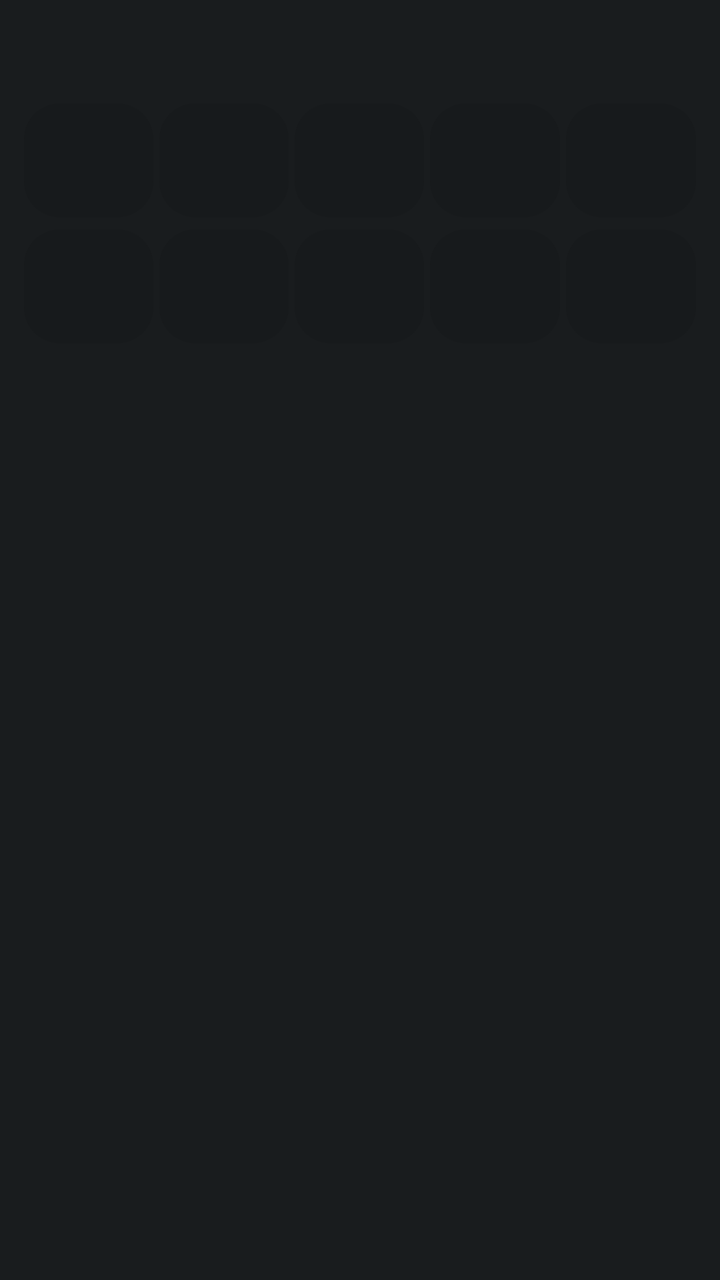
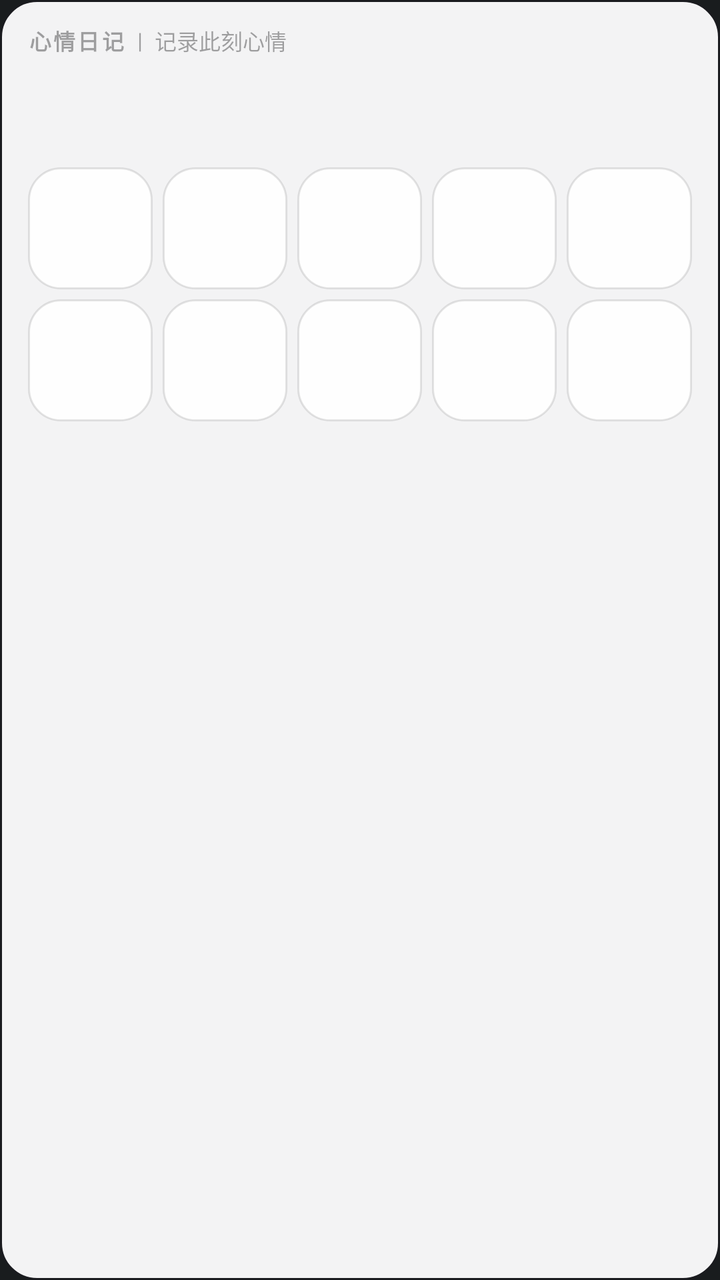

Two renders of the same Android screen: before a commit and after it. Below are the layout's source before the change and the commit's diff.
<!-- AndroidManifest.xml: application theme Theme.MoodDiary -->
<!-- res/layout/notification_mood_chooser.xml -->
<?xml version="1.0" encoding="utf-8"?>
<LinearLayout xmlns:android="http://schemas.android.com/apk/res/android"
    android:layout_width="match_parent"
    android:layout_height="wrap_content"
    android:orientation="vertical"
    android:paddingStart="12dp"
    android:paddingEnd="12dp"
    android:paddingTop="8dp"
    android:paddingBottom="8dp">

    <TextView
        android:id="@+id/notification_title"
        android:layout_width="wrap_content"
        android:layout_height="wrap_content"
        android:textColor="@color/notif_title"
        android:textSize="14sp"
        android:textStyle="bold" />

    <TextView
        android:id="@+id/notification_subtitle"
        android:layout_width="wrap_content"
        android:layout_height="wrap_content"
        android:layout_marginTop="2dp"
        android:layout_marginBottom="8dp"
        android:textColor="@color/notif_subtitle"
        android:textSize="11sp" />

    <LinearLayout
        android:layout_width="match_parent"
        android:layout_height="wrap_content"
        android:orientation="horizontal">
        <LinearLayout
            android:id="@+id/btn_slot_0"
            android:layout_width="0dp"
            android:layout_height="wrap_content"
            android:layout_weight="1"
            android:gravity="center"
            android:orientation="vertical"
            android:paddingTop="6dp"
            android:paddingBottom="6dp"
            android:background="@drawable/notification_mood_bg">

            <TextView
                android:id="@+id/emoji_slot_0"
                android:layout_width="wrap_content"
                android:layout_height="wrap_content"
                android:textSize="22sp" />

            <TextView
                android:id="@+id/label_slot_0"
                android:layout_width="wrap_content"
                android:layout_height="wrap_content"
                android:layout_marginTop="2dp"
                android:textColor="@color/notif_label"
                android:textSize="10sp"
                android:singleLine="true"
                android:ellipsize="end" />
        </LinearLayout>
        <LinearLayout
            android:id="@+id/btn_slot_1"
            android:layout_width="0dp"
            android:layout_height="wrap_content"
            android:layout_weight="1"
            android:layout_marginStart="3dp"
            android:gravity="center"
            android:orientation="vertical"
            android:paddingTop="6dp"
            android:paddingBottom="6dp"
            android:background="@drawable/notification_mood_bg">

            <TextView
                android:id="@+id/emoji_slot_1"
                android:layout_width="wrap_content"
                android:layout_height="wrap_content"
                android:textSize="22sp" />

            <TextView
                android:id="@+id/label_slot_1"
                android:layout_width="wrap_content"
                android:layout_height="wrap_content"
                android:layout_marginTop="2dp"
                android:textColor="@color/notif_label"
                android:textSize="10sp"
                android:singleLine="true"
                android:ellipsize="end" />
        </LinearLayout>
        <LinearLayout
            android:id="@+id/btn_slot_2"
            android:layout_width="0dp"
            android:layout_height="wrap_content"
            android:layout_weight="1"
            android:layout_marginStart="3dp"
            android:gravity="center"
            android:orientation="vertical"
            android:paddingTop="6dp"
            android:paddingBottom="6dp"
            android:background="@drawable/notification_mood_bg">

            <TextView
                android:id="@+id/emoji_slot_2"
                android:layout_width="wrap_content"
                android:layout_height="wrap_content"
                android:textSize="22sp" />

            <TextView
                android:id="@+id/label_slot_2"
                android:layout_width="wrap_content"
                android:layout_height="wrap_content"
                android:layout_marginTop="2dp"
                android:textColor="@color/notif_label"
                android:textSize="10sp"
                android:singleLine="true"
                android:ellipsize="end" />
        </LinearLayout>
        <LinearLayout
            android:id="@+id/btn_slot_3"
            android:layout_width="0dp"
            android:layout_height="wrap_content"
            android:layout_weight="1"
            android:layout_marginStart="3dp"
            android:gravity="center"
            android:orientation="vertical"
            android:paddingTop="6dp"
            android:paddingBottom="6dp"
            android:background="@drawable/notification_mood_bg">

            <TextView
                android:id="@+id/emoji_slot_3"
                android:layout_width="wrap_content"
                android:layout_height="wrap_content"
                android:textSize="22sp" />

            <TextView
                android:id="@+id/label_slot_3"
                android:layout_width="wrap_content"
                android:layout_height="wrap_content"
                android:layout_marginTop="2dp"
                android:textColor="@color/notif_label"
                android:textSize="10sp"
                android:singleLine="true"
                android:ellipsize="end" />
        </LinearLayout>
        <LinearLayout
            android:id="@+id/btn_slot_4"
            android:layout_width="0dp"
            android:layout_height="wrap_content"
            android:layout_weight="1"
            android:layout_marginStart="3dp"
            android:gravity="center"
            android:orientation="vertical"
            android:paddingTop="6dp"
            android:paddingBottom="6dp"
            android:background="@drawable/notification_mood_bg">

            <TextView
                android:id="@+id/emoji_slot_4"
                android:layout_width="wrap_content"
                android:layout_height="wrap_content"
                android:textSize="22sp" />

            <TextView
                android:id="@+id/label_slot_4"
                android:layout_width="wrap_content"
                android:layout_height="wrap_content"
                android:layout_marginTop="2dp"
                android:textColor="@color/notif_label"
                android:textSize="10sp"
                android:singleLine="true"
                android:ellipsize="end" />
        </LinearLayout>
    </LinearLayout>

    <LinearLayout
        android:id="@+id/slot_row_2"
        android:layout_width="match_parent"
        android:layout_height="wrap_content"
        android:layout_marginTop="6dp"
        android:orientation="horizontal">
        <LinearLayout
            android:id="@+id/btn_slot_5"
            android:layout_width="0dp"
            android:layout_height="wrap_content"
            android:layout_weight="1"
            android:gravity="center"
            android:orientation="vertical"
            android:paddingTop="6dp"
            android:paddingBottom="6dp"
            android:background="@drawable/notification_mood_bg">

            <TextView
                android:id="@+id/emoji_slot_5"
                android:layout_width="wrap_content"
                android:layout_height="wrap_content"
                android:textSize="22sp" />

            <TextView
                android:id="@+id/label_slot_5"
                android:layout_width="wrap_content"
                android:layout_height="wrap_content"
                android:layout_marginTop="2dp"
                android:textColor="@color/notif_label"
                android:textSize="10sp"
                android:singleLine="true"
                android:ellipsize="end" />
        </LinearLayout>
        <LinearLayout
            android:id="@+id/btn_slot_6"
            android:layout_width="0dp"
            android:layout_height="wrap_content"
            android:layout_weight="1"
            android:layout_marginStart="3dp"
            android:gravity="center"
            android:orientation="vertical"
            android:paddingTop="6dp"
            android:paddingBottom="6dp"
            android:background="@drawable/notification_mood_bg">

            <TextView
                android:id="@+id/emoji_slot_6"
                android:layout_width="wrap_content"
                android:layout_height="wrap_content"
                android:textSize="22sp" />

            <TextView
                android:id="@+id/label_slot_6"
                android:layout_width="wrap_content"
                android:layout_height="wrap_content"
                android:layout_marginTop="2dp"
                android:textColor="@color/notif_label"
                android:textSize="10sp"
                android:singleLine="true"
                android:ellipsize="end" />
        </LinearLayout>
        <LinearLayout
            android:id="@+id/btn_slot_7"
            android:layout_width="0dp"
            android:layout_height="wrap_content"
            android:layout_weight="1"
            android:layout_marginStart="3dp"
            android:gravity="center"
            android:orientation="vertical"
            android:paddingTop="6dp"
            android:paddingBottom="6dp"
            android:background="@drawable/notification_mood_bg">

            <TextView
                android:id="@+id/emoji_slot_7"
                android:layout_width="wrap_content"
                android:layout_height="wrap_content"
                android:textSize="22sp" />

            <TextView
                android:id="@+id/label_slot_7"
                android:layout_width="wrap_content"
                android:layout_height="wrap_content"
                android:layout_marginTop="2dp"
                android:textColor="@color/notif_label"
                android:textSize="10sp"
                android:singleLine="true"
                android:ellipsize="end" />
        </LinearLayout>
        <LinearLayout
            android:id="@+id/btn_slot_8"
            android:layout_width="0dp"
            android:layout_height="wrap_content"
            android:layout_weight="1"
            android:layout_marginStart="3dp"
            android:gravity="center"
            android:orientation="vertical"
            android:paddingTop="6dp"
            android:paddingBottom="6dp"
            android:background="@drawable/notification_mood_bg">

            <TextView
                android:id="@+id/emoji_slot_8"
                android:layout_width="wrap_content"
                android:layout_height="wrap_content"
                android:textSize="22sp" />

            <TextView
                android:id="@+id/label_slot_8"
                android:layout_width="wrap_content"
                android:layout_height="wrap_content"
                android:layout_marginTop="2dp"
                android:textColor="@color/notif_label"
                android:textSize="10sp"
                android:singleLine="true"
                android:ellipsize="end" />
        </LinearLayout>
        <LinearLayout
            android:id="@+id/btn_slot_9"
            android:layout_width="0dp"
            android:layout_height="wrap_content"
            android:layout_weight="1"
            android:layout_marginStart="3dp"
            android:gravity="center"
            android:orientation="vertical"
            android:paddingTop="6dp"
            android:paddingBottom="6dp"
            android:background="@drawable/notification_mood_bg">

            <TextView
                android:id="@+id/emoji_slot_9"
                android:layout_width="wrap_content"
                android:layout_height="wrap_content"
                android:textSize="22sp" />

            <TextView
                android:id="@+id/label_slot_9"
                android:layout_width="wrap_content"
                android:layout_height="wrap_content"
                android:layout_marginTop="2dp"
                android:textColor="@color/notif_label"
                android:textSize="10sp"
                android:singleLine="true"
                android:ellipsize="end" />
        </LinearLayout>
    </LinearLayout>
</LinearLayout>
<!-- resources referenced by this layout -->
<resources>
  <color name="notif_label">#CC1B1B1F</color>
  <color name="notif_subtitle">#B31B1B1F</color>
  <color name="notif_title">#FF1B1B1F</color>
  <!-- drawable notification_mood_bg (drawable) -->
  <?xml version="1.0" encoding="utf-8"?>
  <shape xmlns:android="http://schemas.android.com/apk/res/android"
      android:shape="rectangle">
      <solid android:color="@color/notif_btn_bg" />
      <corners android:radius="18dp" />
  </shape>
  <style name="Theme.MoodDiary" parent="android:style/Theme.DeviceDefault.NoActionBar" />
  <color name="notif_btn_bg">#14000000</color>
</resources>

<!-- the commit's change to res/layout/notification_mood_chooser.xml (unified diff, before → after) -->
@@ -3,166 +3,215 @@
     android:layout_width="match_parent"
     android:layout_height="wrap_content"
     android:orientation="vertical"
-    android:paddingStart="12dp"
-    android:paddingEnd="12dp"
-    android:paddingTop="8dp"
-    android:paddingBottom="8dp">
-
+    android:background="@drawable/notification_card_bg"
+    android:paddingStart="14dp"
+    android:paddingEnd="14dp"
+    android:paddingTop="12dp"
+    android:paddingBottom="12dp">
+
+    
+    <LinearLayout
+        android:layout_width="match_parent"
+        android:layout_height="wrap_content"
+        android:orientation="horizontal"
+        android:gravity="center_vertical">
+
+        <TextView
+            android:id="@+id/notification_brand"
+            android:layout_width="wrap_content"
+            android:layout_height="wrap_content"
+            android:text="心情日记"
+            android:textColor="@color/notif_header"
+            android:textSize="11sp"
+            android:textStyle="bold"
+            android:letterSpacing="0.1" />
+
+        <TextView
+            android:layout_width="wrap_content"
+            android:layout_height="wrap_content"
+            android:layout_marginStart="6dp"
+            android:layout_marginEnd="6dp"
+            android:text="|"
+            android:textColor="@color/notif_header"
+            android:textSize="11sp" />
+
+        <TextView
+            android:id="@+id/notification_hint"
+            android:layout_width="wrap_content"
+            android:layout_height="wrap_content"
+            android:text="记录此刻心情"
+            android:textColor="@color/notif_header"
+            android:textSize="11sp" />
+    </LinearLayout>
+
+    
     <TextView
         android:id="@+id/notification_title"
         android:layout_width="wrap_content"
         android:layout_height="wrap_content"
-        android:textColor="@color/notif_title"
-        android:textSize="14sp"
+        android:layout_marginTop="6dp"
+        android:textSize="17sp"
         android:textStyle="bold" />
 
+    
     <TextView
         android:id="@+id/notification_subtitle"
         android:layout_width="wrap_content"
         android:layout_height="wrap_content"
         android:layout_marginTop="2dp"
-        android:layout_marginBottom="8dp"
+        android:layout_marginBottom="10dp"
         android:textColor="@color/notif_subtitle"
         android:textSize="11sp" />
 
+    
     <LinearLayout
         android:layout_width="match_parent"
         android:layout_height="wrap_content"
         android:orientation="horizontal">
+
         <LinearLayout
             android:id="@+id/btn_slot_0"
             android:layout_width="0dp"
             android:layout_height="wrap_content"
             android:layout_weight="1"
-            android:gravity="center"
-            android:orientation="vertical"
-            android:paddingTop="6dp"
-            android:paddingBottom="6dp"
+            android:layout_marginEnd="5dp"
+            android:gravity="center"
+            android:orientation="vertical"
+            android:paddingTop="8dp"
+            android:paddingBottom="8dp"
             android:background="@drawable/notification_mood_bg">
 
             <TextView
                 android:id="@+id/emoji_slot_0"
                 android:layout_width="wrap_content"
                 android:layout_height="wrap_content"
-                android:textSize="22sp" />
+                android:textSize="24sp"
+                android:includeFontPadding="false" />
 
             <TextView
                 android:id="@+id/label_slot_0"
                 android:layout_width="wrap_content"
                 android:layout_height="wrap_content"
-                android:layout_marginTop="2dp"
-                android:textColor="@color/notif_label"
-                android:textSize="10sp"
-                android:singleLine="true"
-                android:ellipsize="end" />
-        </LinearLayout>
+                android:layout_marginTop="3dp"
+                android:textColor="@color/notif_label"
+                android:textSize="10sp"
+                android:singleLine="true"
+                android:ellipsize="end" />
+        </LinearLayout>
+
         <LinearLayout
             android:id="@+id/btn_slot_1"
             android:layout_width="0dp"
             android:layout_height="wrap_content"
             android:layout_weight="1"
-            android:layout_marginStart="3dp"
-            android:gravity="center"
-            android:orientation="vertical"
-            android:paddingTop="6dp"
-            android:paddingBottom="6dp"
+            android:layout_marginEnd="5dp"
+            android:gravity="center"
+            android:orientation="vertical"
+            android:paddingTop="8dp"
+            android:paddingBottom="8dp"
             android:background="@drawable/notification_mood_bg">
 
             <TextView
                 android:id="@+id/emoji_slot_1"
                 android:layout_width="wrap_content"
                 android:layout_height="wrap_content"
-                android:textSize="22sp" />
+                android:textSize="24sp"
+                android:includeFontPadding="false" />
 
             <TextView
                 android:id="@+id/label_slot_1"
                 android:layout_width="wrap_content"
                 android:layout_height="wrap_content"
-                android:layout_marginTop="2dp"
-                android:textColor="@color/notif_label"
-                android:textSize="10sp"
-                android:singleLine="true"
-                android:ellipsize="end" />
-        </LinearLayout>
+                android:layout_marginTop="3dp"
+                android:textColor="@color/notif_label"
+                android:textSize="10sp"
+                android:singleLine="true"
+                android:ellipsize="end" />
+        </LinearLayout>
+
         <LinearLayout
             android:id="@+id/btn_slot_2"
             android:layout_width="0dp"
             android:layout_height="wrap_content"
             android:layout_weight="1"
-            android:layout_marginStart="3dp"
-            android:gravity="center"
-            android:orientation="vertical"
-            android:paddingTop="6dp"
-            android:paddingBottom="6dp"
+            android:layout_marginEnd="5dp"
+            android:gravity="center"
+            android:orientation="vertical"
+            android:paddingTop="8dp"
+            android:paddingBottom="8dp"
             android:background="@drawable/notification_mood_bg">
 
             <TextView
                 android:id="@+id/emoji_slot_2"
                 android:layout_width="wrap_content"
                 android:layout_height="wrap_content"
-                android:textSize="22sp" />
+                android:textSize="24sp"
+                android:includeFontPadding="false" />
 
             <TextView
                 android:id="@+id/label_slot_2"
                 android:layout_width="wrap_content"
                 android:layout_height="wrap_content"
-                android:layout_marginTop="2dp"
-                android:textColor="@color/notif_label"
-                android:textSize="10sp"
-                android:singleLine="true"
-                android:ellipsize="end" />
-        </LinearLayout>
+                android:layout_marginTop="3dp"
+                android:textColor="@color/notif_label"
+                android:textSize="10sp"
+                android:singleLine="true"
+                android:ellipsize="end" />
+        </LinearLayout>
+
         <LinearLayout
             android:id="@+id/btn_slot_3"
             android:layout_width="0dp"
             android:layout_height="wrap_content"
             android:layout_weight="1"
-            android:layout_marginStart="3dp"
-            android:gravity="center"
-            android:orientation="vertical"
-            android:paddingTop="6dp"
-            android:paddingBottom="6dp"
+            android:layout_marginEnd="5dp"
+            android:gravity="center"
+            android:orientation="vertical"
+            android:paddingTop="8dp"
+            android:paddingBottom="8dp"
             android:background="@drawable/notification_mood_bg">
 
             <TextView
                 android:id="@+id/emoji_slot_3"
                 android:layout_width="wrap_content"
                 android:layout_height="wrap_content"
-                android:textSize="22sp" />
+                android:textSize="24sp"
+                android:includeFontPadding="false" />
 
             <TextView
                 android:id="@+id/label_slot_3"
                 android:layout_width="wrap_content"
                 android:layout_height="wrap_content"
-                android:layout_marginTop="2dp"
-                android:textColor="@color/notif_label"
-                android:textSize="10sp"
-                android:singleLine="true"
-                android:ellipsize="end" />
-        </LinearLayout>
+                android:layout_marginTop="3dp"
+                android:textColor="@color/notif_label"
+                android:textSize="10sp"
+                android:singleLine="true"
+                android:ellipsize="end" />
+        </LinearLayout>
+
         <LinearLayout
             android:id="@+id/btn_slot_4"
             android:layout_width="0dp"
             android:layout_height="wrap_content"
             android:layout_weight="1"
-            android:layout_marginStart="3dp"
-            android:gravity="center"
-            android:orientation="vertical"
-            android:paddingTop="6dp"
-            android:paddingBottom="6dp"
+            android:gravity="center"
+            android:orientation="vertical"
+            android:paddingTop="8dp"
+            android:paddingBottom="8dp"
             android:background="@drawable/notification_mood_bg">
 
             <TextView
                 android:id="@+id/emoji_slot_4"
                 android:layout_width="wrap_content"
                 android:layout_height="wrap_content"
-                android:textSize="22sp" />
+                android:textSize="24sp"
+                android:includeFontPadding="false" />
 
             <TextView
                 android:id="@+id/label_slot_4"
                 android:layout_width="wrap_content"
                 android:layout_height="wrap_content"
-                android:layout_marginTop="2dp"
+                android:layout_marginTop="3dp"
                 android:textColor="@color/notif_label"
                 android:textSize="10sp"
                 android:singleLine="true"
@@ -170,146 +219,157 @@
         </LinearLayout>
     </LinearLayout>
 
+    
     <LinearLayout
         android:id="@+id/slot_row_2"
         android:layout_width="match_parent"
         android:layout_height="wrap_content"
-        android:layout_marginTop="6dp"
+        android:layout_marginTop="5dp"
         android:orientation="horizontal">
+
         <LinearLayout
             android:id="@+id/btn_slot_5"
             android:layout_width="0dp"
             android:layout_height="wrap_content"
             android:layout_weight="1"
-            android:gravity="center"
-            android:orientation="vertical"
-            android:paddingTop="6dp"
-            android:paddingBottom="6dp"
+            android:layout_marginEnd="5dp"
+            android:gravity="center"
+            android:orientation="vertical"
+            android:paddingTop="8dp"
+            android:paddingBottom="8dp"
             android:background="@drawable/notification_mood_bg">
 
             <TextView
                 android:id="@+id/emoji_slot_5"
                 android:layout_width="wrap_content"
                 android:layout_height="wrap_content"
-                android:textSize="22sp" />
+                android:textSize="24sp"
+                android:includeFontPadding="false" />
 
             <TextView
                 android:id="@+id/label_slot_5"
                 android:layout_width="wrap_content"
                 android:layout_height="wrap_content"
-                android:layout_marginTop="2dp"
-                android:textColor="@color/notif_label"
-                android:textSize="10sp"
-                android:singleLine="true"
-                android:ellipsize="end" />
-        </LinearLayout>
+                android:layout_marginTop="3dp"
+                android:textColor="@color/notif_label"
+                android:textSize="10sp"
+                android:singleLine="true"
+                android:ellipsize="end" />
+        </LinearLayout>
+
         <LinearLayout
             android:id="@+id/btn_slot_6"
             android:layout_width="0dp"
             android:layout_height="wrap_content"
             android:layout_weight="1"
-            android:layout_marginStart="3dp"
-            android:gravity="center"
-            android:orientation="vertical"
-            android:paddingTop="6dp"
-            android:paddingBottom="6dp"
+            android:layout_marginEnd="5dp"
+            android:gravity="center"
+            android:orientation="vertical"
+            android:paddingTop="8dp"
+            android:paddingBottom="8dp"
             android:background="@drawable/notification_mood_bg">
 
             <TextView
                 android:id="@+id/emoji_slot_6"
                 android:layout_width="wrap_content"
                 android:layout_height="wrap_content"
-                android:textSize="22sp" />
+                android:textSize="24sp"
+                android:includeFontPadding="false" />
 
             <TextView
                 android:id="@+id/label_slot_6"
                 android:layout_width="wrap_content"
                 android:layout_height="wrap_content"
-                android:layout_marginTop="2dp"
-                android:textColor="@color/notif_label"
-                android:textSize="10sp"
-                android:singleLine="true"
-                android:ellipsize="end" />
-        </LinearLayout>
+                android:layout_marginTop="3dp"
+                android:textColor="@color/notif_label"
+                android:textSize="10sp"
+                android:singleLine="true"
+                android:ellipsize="end" />
+        </LinearLayout>
+
         <LinearLayout
             android:id="@+id/btn_slot_7"
             android:layout_width="0dp"
             android:layout_height="wrap_content"
             android:layout_weight="1"
-            android:layout_marginStart="3dp"
-            android:gravity="center"
-            android:orientation="vertical"
-            android:paddingTop="6dp"
-            android:paddingBottom="6dp"
+            android:layout_marginEnd="5dp"
+            android:gravity="center"
+            android:orientation="vertical"
+            android:paddingTop="8dp"
+            android:paddingBottom="8dp"
             android:background="@drawable/notification_mood_bg">
 
             <TextView
                 android:id="@+id/emoji_slot_7"
                 android:layout_width="wrap_content"
                 android:layout_height="wrap_content"
-                android:textSize="22sp" />
+                android:textSize="24sp"
+                android:includeFontPadding="false" />
 
             <TextView
                 android:id="@+id/label_slot_7"
                 android:layout_width="wrap_content"
                 android:layout_height="wrap_content"
-                android:layout_marginTop="2dp"
-                android:textColor="@color/notif_label"
-                android:textSize="10sp"
-                android:singleLine="true"
-                android:ellipsize="end" />
-        </LinearLayout>
+                android:layout_marginTop="3dp"
+                android:textColor="@color/notif_label"
+                android:textSize="10sp"
+                android:singleLine="true"
+                android:ellipsize="end" />
+        </LinearLayout>
+
         <LinearLayout
             android:id="@+id/btn_slot_8"
             android:layout_width="0dp"
             android:layout_height="wrap_content"
             android:layout_weight="1"
-            android:layout_marginStart="3dp"
-            android:gravity="center"
-            android:orientation="vertical"
-            android:paddingTop="6dp"
-            android:paddingBottom="6dp"
+            android:layout_marginEnd="5dp"
+            android:gravity="center"
+            android:orientation="vertical"
+            android:paddingTop="8dp"
+            android:paddingBottom="8dp"
             android:background="@drawable/notification_mood_bg">
 
             <TextView
                 android:id="@+id/emoji_slot_8"
                 android:layout_width="wrap_content"
                 android:layout_height="wrap_content"
-                android:textSize="22sp" />
+                android:textSize="24sp"
+                android:includeFontPadding="false" />
 
             <TextView
                 android:id="@+id/label_slot_8"
                 android:layout_width="wrap_content"
                 android:layout_height="wrap_content"
-                android:layout_marginTop="2dp"
-                android:textColor="@color/notif_label"
-                android:textSize="10sp"
-                android:singleLine="true"
-                android:ellipsize="end" />
-        </LinearLayout>
+                android:layout_marginTop="3dp"
+                android:textColor="@color/notif_label"
+                android:textSize="10sp"
+                android:singleLine="true"
+                android:ellipsize="end" />
+        </LinearLayout>
+
         <LinearLayout
             android:id="@+id/btn_slot_9"
             android:layout_width="0dp"
             android:layout_height="wrap_content"
             android:layout_weight="1"
-            android:layout_marginStart="3dp"
-            android:gravity="center"
-            android:orientation="vertical"
-            android:paddingTop="6dp"
-            android:paddingBottom="6dp"
+            android:gravity="center"
+            android:orientation="vertical"
+            android:paddingTop="8dp"
+            android:paddingBottom="8dp"
             android:background="@drawable/notification_mood_bg">
 
             <TextView
                 android:id="@+id/emoji_slot_9"
                 android:layout_width="wrap_content"
                 android:layout_height="wrap_content"
-                android:textSize="22sp" />
+                android:textSize="24sp"
+                android:includeFontPadding="false" />
 
             <TextView
                 android:id="@+id/label_slot_9"
                 android:layout_width="wrap_content"
                 android:layout_height="wrap_content"
-                android:layout_marginTop="2dp"
+                android:layout_marginTop="3dp"
                 android:textColor="@color/notif_label"
                 android:textSize="10sp"
                 android:singleLine="true"
<!-- resource entries referenced after the edit -->
@@ -1,16 +1,28 @@
 <!-- resources referenced by this layout -->
 <resources>
-  <color name="notif_label">#CC1B1B1F</color>
-  <color name="notif_subtitle">#B31B1B1F</color>
-  <color name="notif_title">#FF1B1B1F</color>
+  <color name="notif_header">#661B1B1F</color>
+  <color name="notif_label">#A61B1B1F</color>
+  <color name="notif_subtitle">#991B1B1F</color>
+  <!-- drawable notification_card_bg (drawable) -->
+  <?xml version="1.0" encoding="utf-8"?>
+  <shape xmlns:android="http://schemas.android.com/apk/res/android"
+      android:shape="rectangle">
+      <solid android:color="#F2FFFFFF" />
+      <corners android:radius="18dp" />
+      <stroke
+          android:width="1dp"
+          android:color="#1A1B1F" />
+  </shape>
   <!-- drawable notification_mood_bg (drawable) -->
   <?xml version="1.0" encoding="utf-8"?>
   <shape xmlns:android="http://schemas.android.com/apk/res/android"
       android:shape="rectangle">
-      <solid android:color="@color/notif_btn_bg" />
-      <corners android:radius="18dp" />
+      <solid android:color="#E6FFFFFF" />
+      <corners android:radius="16dp" />
+      <stroke
+          android:width="1dp"
+          android:color="#1A000000" />
   </shape>
   <style name="Theme.MoodDiary" parent="android:style/Theme.DeviceDefault.NoActionBar" />
-  <color name="notif_btn_bg">#14000000</color>
 </resources>
 
